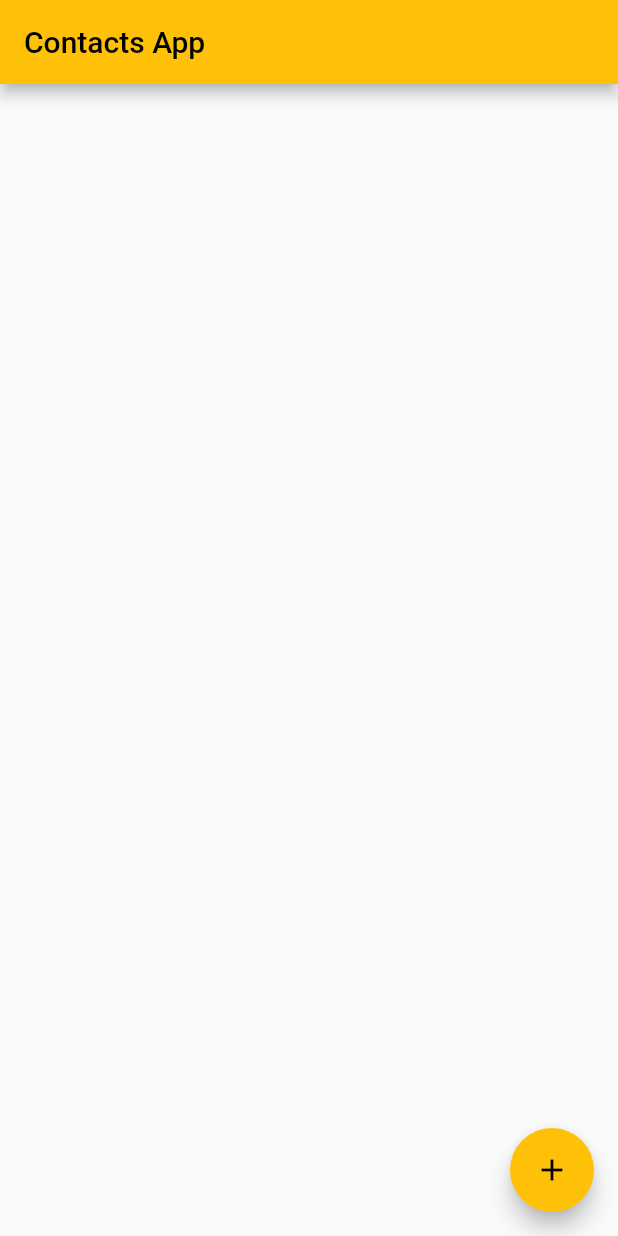
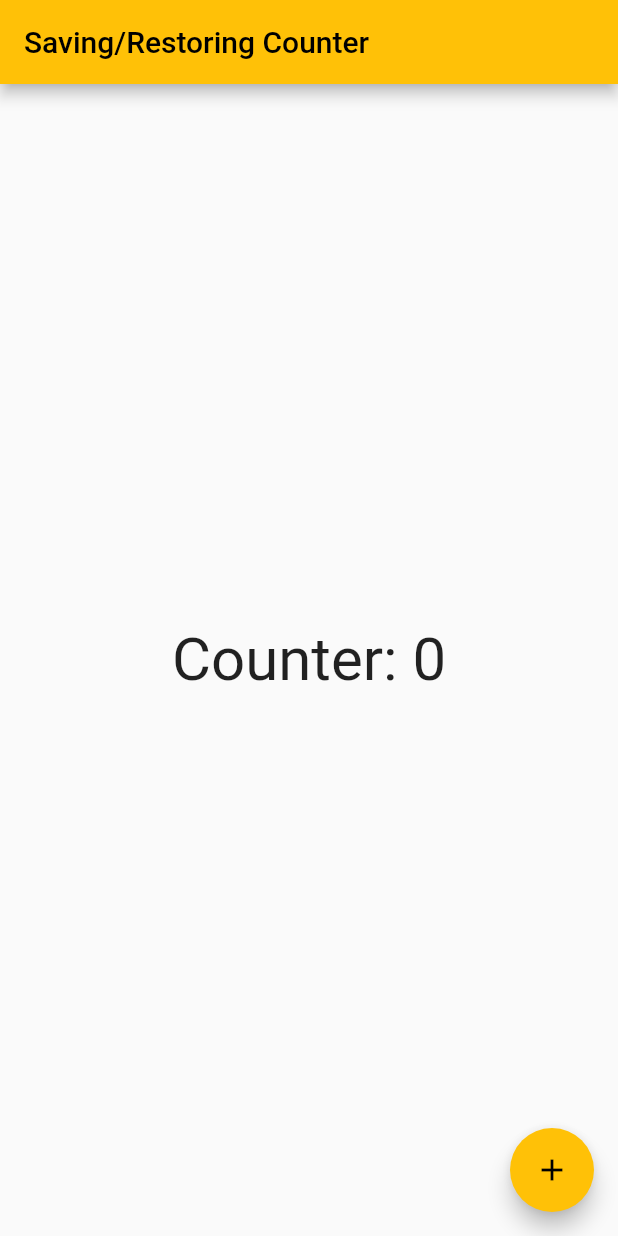
Before and after one commit to computiq/flutter-course, a Flutter app: the screen it shows after launch, on a phone screen of 412 x 824 dp. Run offline on Flutter 3.47's test engine with Material 2 defaults, Android fonts, the phone set to English and light mode, and no system bars; our stand-ins replace flutter_svg, shared_preferences.

Commit message:
session 6: saving/restoring counter value

```diff
--- a/lib/main.dart
+++ b/lib/main.dart
@@ -1,6 +1,9 @@
 import 'package:contacts_01/ui/new_note_page.dart';
 import 'package:flutter/material.dart';
+import 'package:shared_preferences/shared_preferences.dart';
 
+import 'data.dart';
+import 'models/contact.dart';
 import 'models/note.dart';
 
 void main() {
@@ -18,7 +21,7 @@ class MyApp extends StatelessWidget {
         primarySwatch: Colors.amber,
       ),
       debugShowCheckedModeBanner: false,
-      home: const MyHomePage(title: 'Contacts App'),
+      home: const MyHomePage(title: 'Saving/Restoring Counter'),
     );
   }
 }
@@ -35,6 +38,27 @@ class MyHomePage extends StatefulWidget {
 class _MyHomePageState extends State<MyHomePage> {
   var notes = [];
 
+  int counter = 0;
+
+  Future<int> getSavedCounter() async {
+    var prefs = await SharedPreferences.getInstance();
+    // prefs.set
+    // counter = prefs.getInt('counter_key') ?? 0;
+    debugPrint('counter is set...');
+    counter = prefs.getInt('counter_key') ?? 0;
+
+    return counter;
+  }
+
+  @override
+  void initState() {
+    debugPrint('initState...');
+    getSavedCounter();
+    debugPrint('getSavedCounter called...');
+
+    super.initState();
+  }
+
   void removeNote(NoteModel note) {
     notes.remove(note);
     setState(() {});
@@ -43,7 +67,7 @@ class _MyHomePageState extends State<MyHomePage> {
   Widget noteItemView(NoteModel note) {
     return Card(
       child: InkWell(
-        onTap: (){
+        onTap: () {
           openNewNote(noteModel: note);
         },
         child: Padding(
@@ -86,7 +110,7 @@ class _MyHomePageState extends State<MyHomePage> {
   }
 
   void openNewNote({NoteModel? noteModel}) {
-    NoteModel _note = noteModel?? NoteModel('going to shop');
+    NoteModel _note = noteModel ?? NoteModel('going to shop');
     Navigator.push(
       context,
       MaterialPageRoute(builder: (context) => NewNotePage(_note)),
@@ -96,18 +120,55 @@ class _MyHomePageState extends State<MyHomePage> {
       }
       setState(() {});
     });
+  }
 
+  _incrementCounter() async {
+    SharedPreferences prefs = await SharedPreferences.getInstance();
+    // counter = (prefs.getInt('counter_key') ?? 0) + 1;
+    debugPrint('Pressed $counter times.');
+    counter += 1;
+    await prefs.setInt('counter_key', counter);
+    debugPrint('counter: $counter');
+
+    setState(() {});
   }
 
   @override
   Widget build(BuildContext context) {
+    debugPrint('build...');
+
+    var futureWidget = FutureBuilder<int>(
+      future: getSavedCounter(), // async work
+      builder: (BuildContext context, AsyncSnapshot<int> snapshot) {
+        debugPrint('snapshot: ${snapshot.connectionState}');
+
+        switch (snapshot.connectionState) {
+          case ConnectionState.waiting:
+            return Container(
+              width: 100,
+              height: 100,
+              color: Colors.red,
+            );
+          default:
+            if (snapshot.hasError) {
+              return Text('Error: ${snapshot.error}');
+            } else {
+              return Text(
+                'Counter: ${snapshot.data}',
+                style: TextStyle(fontSize: 40),
+              );
+            }
+        }
+      },
+    );
+
     return Scaffold(
       appBar: AppBar(
         title: Text(widget.title),
       ),
-      body: buildNotesList(),
+      body: Center(child: futureWidget),
       floatingActionButton: FloatingActionButton(
-        onPressed: openNewNote,
+        onPressed: _incrementCounter,
         child: const Icon(Icons.add),
       ),
     );
--- a/pubspec.yaml
+++ b/pubspec.yaml
@@ -35,6 +35,7 @@ dependencies:
   # Use with the CupertinoIcons class for iOS style icons.
   cupertino_icons: ^1.0.2
   flutter_svg: ^0.22.0
+  shared_preferences: ^2.0.8
 
 dev_dependencies:
   flutter_test:
```
Also changed, not shown: pubspec.lock, tasks_resources/week2/car-renting-uis.jpg (added), 13 other files.
